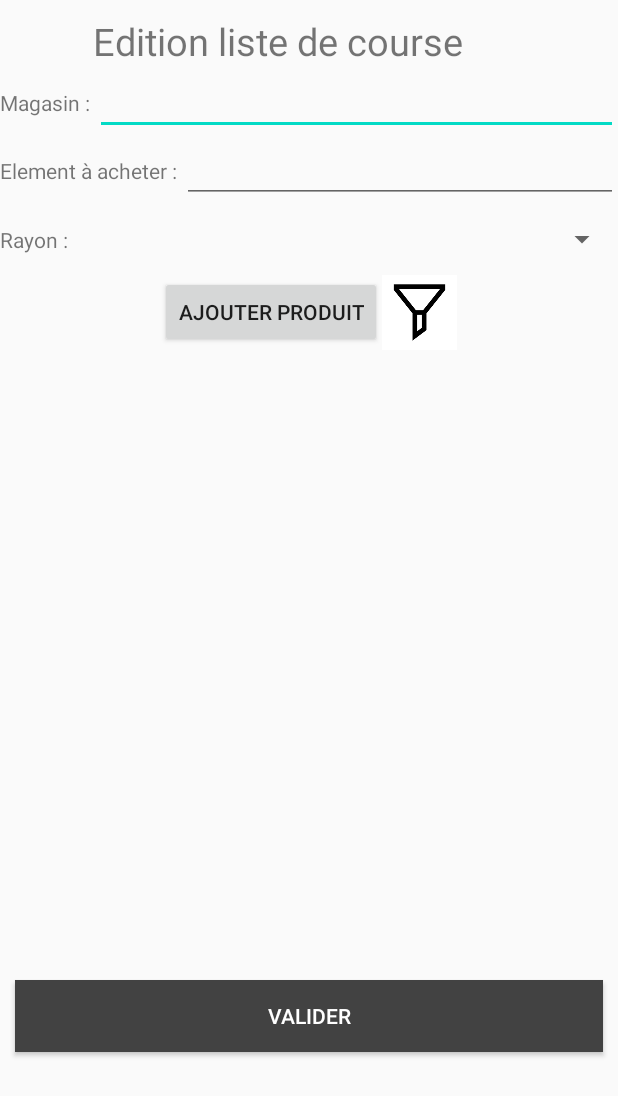
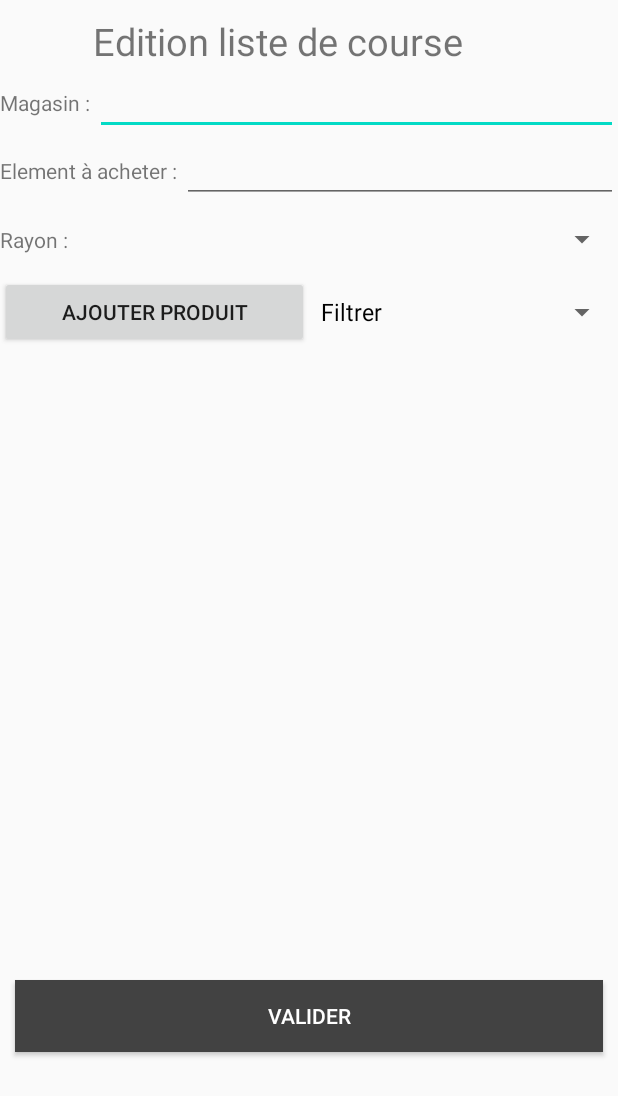
Before and after one commit to Kodooor/meZemplettes, an Android app: the AjouterListeCourse screen opened directly, with no data from a screen before it, on a phone screen of 412 x 824 dp. Shown: the top 1096 px of the screen. Run offline under Robolectric (Android 15) with nearby library versions, the phone set to English and light mode, and no system bars.

Commit message:
Changement du filtre

```diff
--- a/MapsStart/app/src/main/java/com/m1info/mapsstart/AjouterListeCourse.java
+++ b/MapsStart/app/src/main/java/com/m1info/mapsstart/AjouterListeCourse.java
@@ -36,15 +36,15 @@ public class AjouterListeCourse extends Activity {
 
         //Spinner Rayons (dropdown)
         mesRayons = findViewById(R.id.rayon);
-        String[] rayons = new String[]{"", getString(R.string.FruitLegumes), getString(R.string.Surgelés), getString(R.string.Boulangerie), getString(R.string.Viande), getString(R.string.Poissons), getString(R.string.Autres)};
+        String[] rayons = new String[]{"", "Fruits & Légumes", getString(R.string.Surgelés), getString(R.string.Boulangerie), getString(R.string.Viande), getString(R.string.Poissons), getString(R.string.Crémerie), getString(R.string.HygièneBeauté), getString(R.string.Autres)};
         ArrayAdapter<String> adapterRayon = new ArrayAdapter<>(this, android.R.layout.simple_spinner_dropdown_item, rayons);
         mesRayons.setAdapter(adapterRayon);
 
         //Spinner Filtre(dropdown)
         monFiltre = findViewById(R.id.filtre);
-        String[] filtre = new String[]{"",getString(R.string.FruitLegumes), getString(R.string.Surgelés), getString(R.string.Boulangerie), getString(R.string.Viande), getString(R.string.Poissons), getString(R.string.Crémerie), getString(R.string.HygièneBeauté), getString(R.string.Autres)};
-        ArrayAdapter<String> adapterFiltre = new ArrayAdapter<>(this, android.R.layout.simple_spinner_dropdown_item, rayons);
-        monFiltre.setAdapter(adapterRayon);
+        String[] filtre = new String[]{"Filtrer",getString(R.string.FruitLegumes), getString(R.string.Surgelés), getString(R.string.Boulangerie), getString(R.string.Viande), getString(R.string.Poissons), getString(R.string.Crémerie), getString(R.string.HygièneBeauté), getString(R.string.Autres)};
+        ArrayAdapter<String> adapterFiltre = new ArrayAdapter<>(this, android.R.layout.simple_spinner_dropdown_item, filtre);
+        monFiltre.setAdapter(adapterFiltre);
 
         // ListView des éléments
         listview = findViewById(R.id.elemCourse);
@@ -128,7 +128,7 @@ public class AjouterListeCourse extends Activity {
 
         if(intent.hasExtra("Magasin")){
             String donnee = intent.getStringExtra("Magasin"); // on récupère la valeur associée à la clé
-            if(!monFiltre.getSelectedItem().toString().equals("")){
+            if(!monFiltre.getSelectedItem().toString().equals("Filtrer")){
                 ArrayList<String> listePourMagasin = mcm.getListePourMagasinFiltre(donnee, monFiltre.getSelectedItem().toString());
                 for (int i = 0; i < listePourMagasin.size(); ++i) {
                     adapter.add(listePourMagasin.get(i));
@@ -145,7 +145,7 @@ public class AjouterListeCourse extends Activity {
         if(intent.hasExtra("storeName")){
             String donnee = intent.getStringExtra("storeName"); // on récupère la valeur associée à la clé
 
-            if(!monFiltre.getSelectedItem().toString().equals("")){
+            if(!monFiltre.getSelectedItem().toString().equals("Filtrer")){
                 ArrayList<String> listePourMagasin = mcm.getListePourMagasinFiltre(donnee, monFiltre.getSelectedItem().toString());
                 for (int i = 0; i < listePourMagasin.size(); ++i) {
                     adapter.add(listePourMagasin.get(i));
--- a/MapsStart/app/src/main/res/layout/activity_ajouter_liste_course.xml
+++ b/MapsStart/app/src/main/res/layout/activity_ajouter_liste_course.xml
@@ -63,16 +63,16 @@
         android:layout_height="wrap_content"
         android:gravity="center">
         <Button
-            android:layout_width="wrap_content"
+            android:layout_width="0dp"
             android:layout_height="wrap_content"
+            android:layout_weight="0.5"
             android:text="Ajouter Produit"
             android:onClick="ajouterElement"/>
         <Spinner
             android:id="@+id/filtre"
-            android:layout_width="50dp"
+            android:layout_width="0dp"
             android:layout_height="50dp"
-            android:adjustViewBounds="true"
-            android:background="@drawable/filtre"
+            android:layout_weight="0.5"
             android:spinnerMode="dropdown" />
     </LinearLayout>
 
```
Also changed, not shown: MapsStart/app/src/main/java/com/m1info/mapsstart/MapsActivity.java (line endings or trailing spaces).
